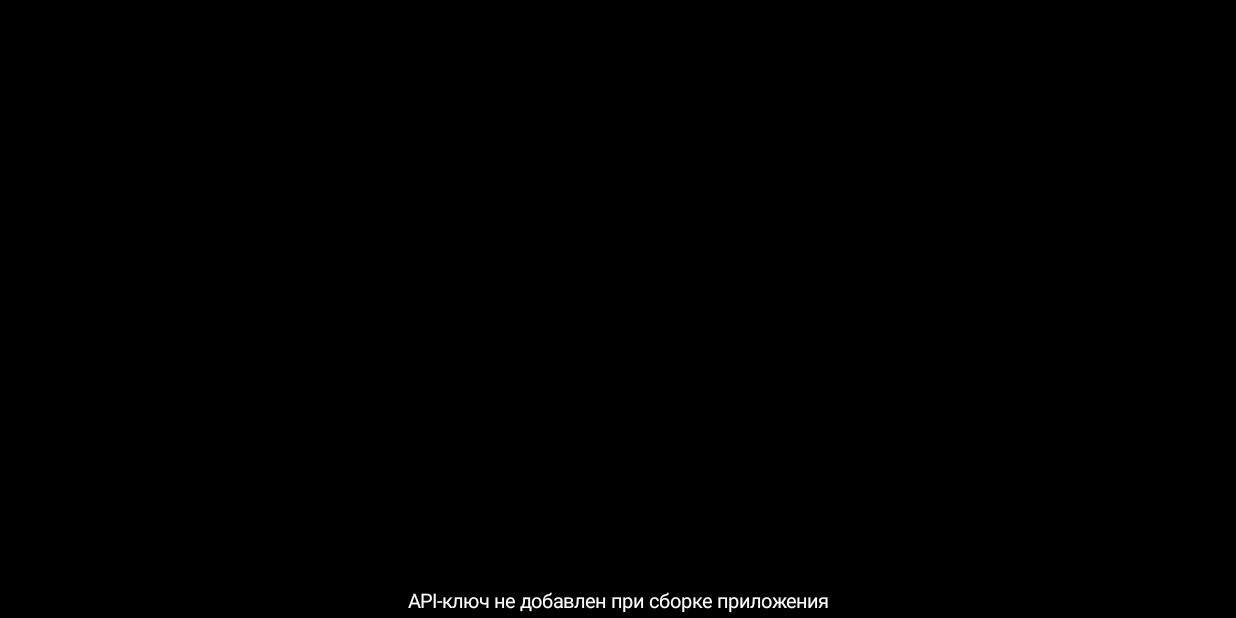
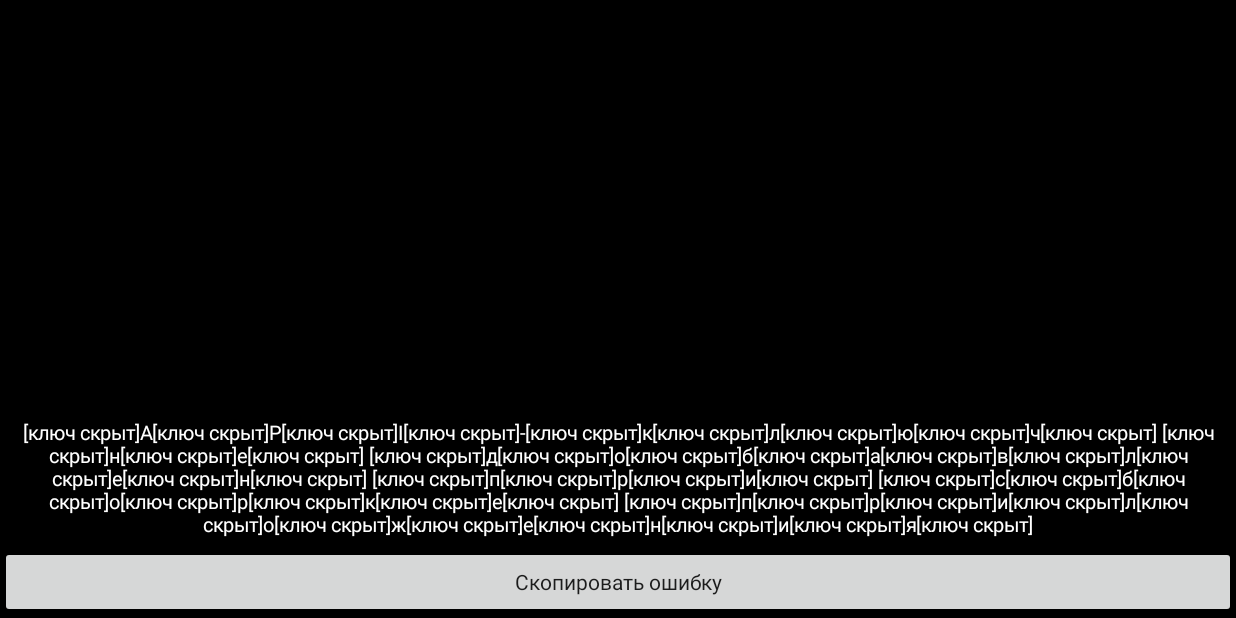
Before and after one commit to bladeblack88/camera, an Android app: the screen it shows after launch (MainActivity), on a phone screen of 824 x 412 dp (held sideways). Before the commit the screen is almost empty. Run offline under Robolectric (Android 15) with nearby library versions, the phone set to English and light mode, and no system bars.

Commit message:
Add copy error button to camera app

```diff
--- a/app/src/main/java/com/bladeblack88/ivideonfullscreen/MainActivity.kt
+++ b/app/src/main/java/com/bladeblack88/ivideonfullscreen/MainActivity.kt
@@ -1,11 +1,16 @@
 package com.bladeblack88.ivideonfullscreen
 
+import android.content.ClipData
+import android.content.ClipboardManager
+import android.content.Context
 import android.os.Bundle
 import android.view.Gravity
 import android.view.View
 import android.view.WindowManager
+import android.widget.Button
 import android.widget.LinearLayout
 import android.widget.TextView
+import android.widget.Toast
 import androidx.appcompat.app.AppCompatActivity
 import androidx.lifecycle.lifecycleScope
 import androidx.media3.common.MediaItem
@@ -26,7 +31,6 @@ import java.util.concurrent.TimeUnit
 class MainActivity : AppCompatActivity() {
     companion object {
         private const val CAMERA_ID = "100-y4iXBgzCDn0C8Jv08JcXDr:0"
-        // Ivideon Open API EU endpoint. The API key is supplied at build time.
         private const val API_BASE = "https://openapi-alpha-eu01.ivideon.com"
         private const val RETRY_MS = 7000L
     }
@@ -41,6 +45,7 @@ class MainActivity : AppCompatActivity() {
     private var retryJob: Job? = null
     private var statusView: TextView? = null
     private var playerView: PlayerView? = null
+    private var lastError = "Пока ошибок нет."
 
     override fun onCreate(savedInstanceState: Bundle?) {
         super.onCreate(savedInstanceState)
@@ -48,7 +53,7 @@ class MainActivity : AppCompatActivity() {
         enterImmersive()
         showPlayer()
         if (BuildConfig.IVIDEON_API_KEY.isBlank()) {
-            statusView?.text = "API-ключ не добавлен при сборке приложения"
+            showError("API-ключ не добавлен при сборке приложения")
         } else {
             startLive()
         }
@@ -83,10 +88,23 @@ class MainActivity : AppCompatActivity() {
             gravity = Gravity.CENTER
             textSize = 13f
             setTextColor(0xFFFFFFFF.toInt())
-            setPadding(8, 4, 8, 4)
+            setPadding(8, 8, 8, 8)
+        }
+        val copyButton = Button(this).apply {
+            text = "Скопировать ошибку"
+            isAllCaps = false
+            setOnClickListener {
+                val clipboard = getSystemService(Context.CLIPBOARD_SERVICE) as ClipboardManager
+                clipboard.setPrimaryClip(ClipData.newPlainText("Ivideon error", lastError))
+                Toast.makeText(this@MainActivity, "Текст ошибки скопирован", Toast.LENGTH_SHORT).show()
+            }
         }
         root.addView(playerView)
         root.addView(statusView, LinearLayout.LayoutParams(
+            LinearLayout.LayoutParams.MATCH_PARENT,
+            LinearLayout.LayoutParams.WRAP_CONTENT
+        ))
+        root.addView(copyButton, LinearLayout.LayoutParams(
             LinearLayout.LayoutParams.MATCH_PARENT,
             LinearLayout.LayoutParams.WRAP_CONTENT
         ))
@@ -95,7 +113,7 @@ class MainActivity : AppCompatActivity() {
             playerView?.player = exo
             exo.addListener(object : Player.Listener {
                 override fun onPlayerError(error: PlaybackException) {
-                    statusView?.text = "Связь потеряна. Переподключение…"
+                    showError("Ошибка воспроизведения: ${error.errorCodeName}: ${error.message ?: "без описания"}")
                     scheduleRetry()
                 }
                 override fun onPlaybackStateChanged(playbackState: Int) {
@@ -104,6 +122,11 @@ class MainActivity : AppCompatActivity() {
                 }
             })
         }
+    }
+
+    private fun showError(message: String) {
+        lastError = message.replace(BuildConfig.IVIDEON_API_KEY, "[ключ скрыт]")
+        statusView?.text = lastError
     }
 
     private fun startLive() {
@@ -119,7 +142,7 @@ class MainActivity : AppCompatActivity() {
                     playWhenReady = true
                 }
             } catch (e: Exception) {
-                statusView?.text = "Ошибка Ivideon: ${e.message ?: "нет ответа API"}. Повтор…"
+                showError("Ошибка Ivideon: ${e.message ?: "нет ответа API"}")
                 delay(RETRY_MS)
                 if (!isFinishing) startLive()
             }
@@ -147,14 +170,14 @@ class MainActivity : AppCompatActivity() {
         return http.newCall(request).execute().use { response ->
             val body = response.body?.string().orEmpty()
             if (!response.isSuccessful) {
-                error("HTTP ${response.code}: ${body.take(220)}")
+                error("HTTP ${response.code}: ${body.take(1200)}")
             }
             val json = runCatching { JsonParser.parseString(body).asJsonObject }.getOrNull()
             val url = json?.get("url")?.takeIf { it.isJsonPrimitive }?.asString
             url ?: response.request.url.toString().takeIf {
                 it.contains(".m3u8") ||
                     response.header("Content-Type")?.contains("mpegurl", true) == true
-            } ?: error("API не вернул URL видеопотока: ${body.take(180)}")
+            } ?: error("API не вернул URL видеопотока: ${body.take(1200)}")
         }
     }
 
```
